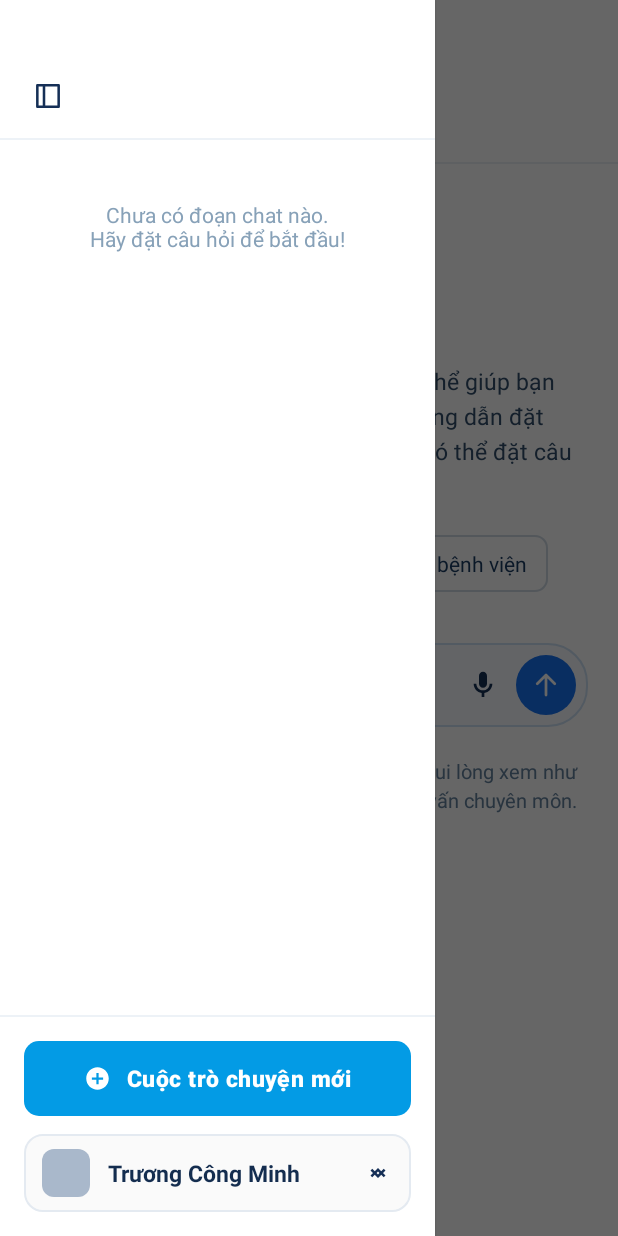
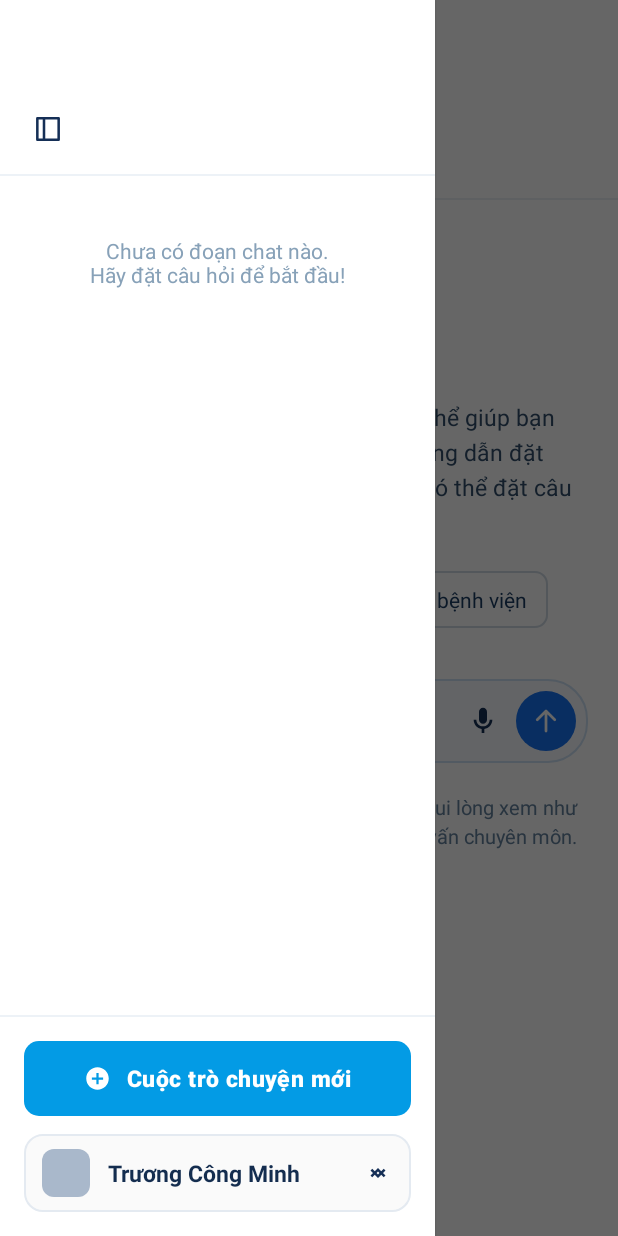
Before and after one commit to minhtruongvp205-ops/Unicare_android, an Android app: the AiAssistantActivity screen opened directly, with no data from a screen before it, with the side drawer open, on a phone screen of 412 x 824 dp. Run offline under Robolectric (Android 15) with nearby library versions, the phone set to English and light mode, and no system bars; our stand-ins replace Firebase (no records; nobody signed in at launch, a user with empty details on screens opened directly); 13 statements that could not run were skipped.

Commit message:
Cap nhat

```diff
--- a/app/src/main/res/layout/activity_ai_assistant.xml
+++ b/app/src/main/res/layout/activity_ai_assistant.xml
@@ -17,8 +17,8 @@
             android:id="@+id/aiHeaderBar"
             android:layout_width="match_parent"
             android:layout_height="wrap_content"
-            android:paddingTop="48dp"
-            android:paddingBottom="12dp"
+            android:paddingTop="70dp"
+            android:paddingBottom="14dp"
             android:paddingStart="12dp"
             android:paddingEnd="12dp"
             android:background="#FFFFFF">
@@ -264,8 +264,8 @@
             android:layout_height="wrap_content"
             android:orientation="horizontal"
             android:gravity="center_vertical"
-            android:paddingTop="48dp"
-            android:paddingBottom="12dp"
+            android:paddingTop="70dp"
+            android:paddingBottom="14dp"
             android:paddingStart="16dp"
             android:paddingEnd="16dp">
 
```
